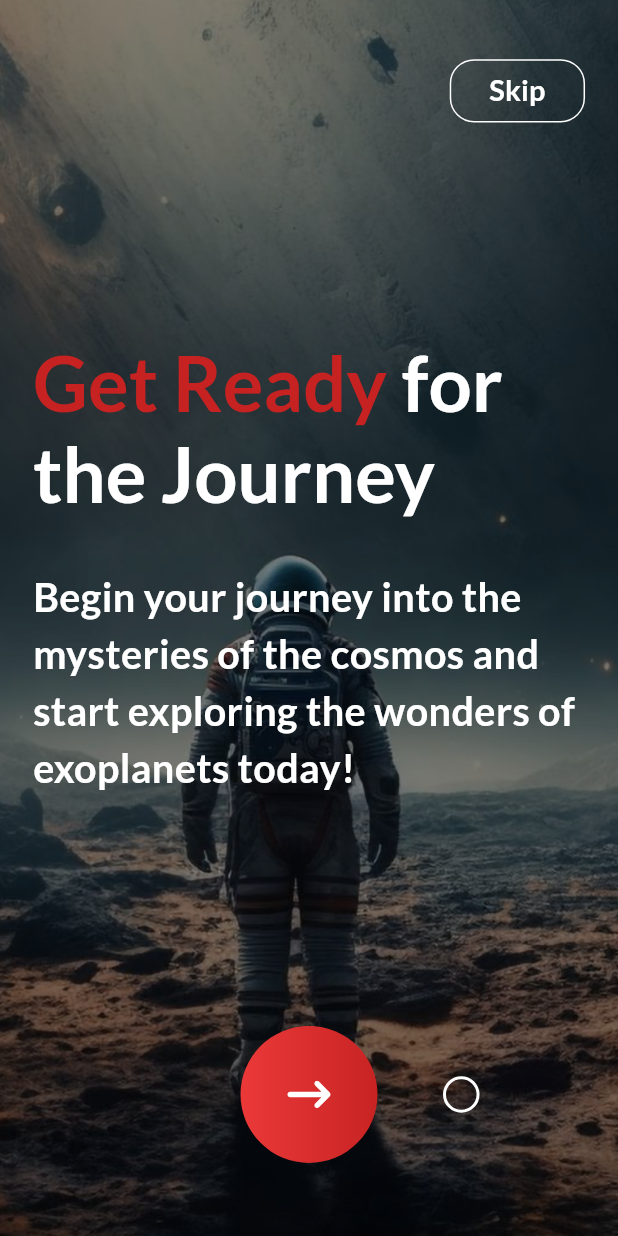
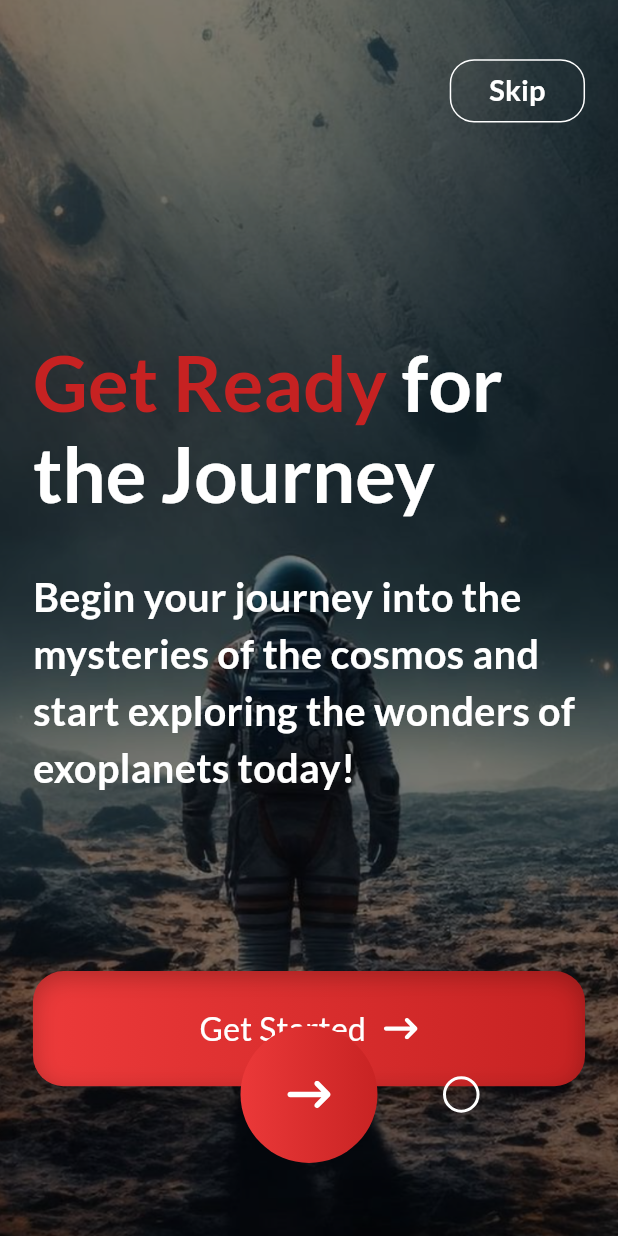
Before and after one commit to EslamElnady0/exo_planets, a Flutter app: the screen it shows after launch, swiped to page 4, on a phone screen of 412 x 824 dp. Run offline on Flutter 3.47's test engine with Material 3 defaults, Android fonts, the phone set to English and light mode, and no system bars; our stand-ins replace bloc, flutter_bloc, flutter_screenutil, flutter_svg, fluttertoast, shared_preferences.

Commit message:
onboarding ui done

```diff
--- a/lib/core/theme/app_text_styles.dart
+++ b/lib/core/theme/app_text_styles.dart
@@ -41,6 +41,11 @@ class AppTextStyles {
     fontWeight: FontWeight.w600,
     color: AppColors.white,
   );
+  static TextStyle font21WhiteW500 = LatoTextStyle(
+    fontSize: 21.sp,
+    fontWeight: FontWeight.w500,
+    color: AppColors.white,
+  );
   static TextStyle font50WhiteW600 = LatoTextStyle(
     fontSize: 50.sp,
     fontWeight: FontWeight.w600,
--- /dev/null
+++ b/lib/core/widgets/custom_button.dart
@@ -0,0 +1,53 @@
+import 'package:exo_planets/core/helpers/app_assets.dart';
+import 'package:exo_planets/core/helpers/spacing.dart';
+import 'package:exo_planets/core/theme/app_colors.dart';
+import 'package:exo_planets/core/widgets/inner_shadow.dart';
+import 'package:flutter/material.dart';
+import 'package:flutter/widgets.dart';
+import 'package:flutter_screenutil/flutter_screenutil.dart';
+import 'package:flutter_svg/svg.dart';
+
+import '../helpers/constants.dart';
+import '../theme/app_text_styles.dart';
+
+class CustomButton extends StatelessWidget {
+  final String text;
+  const CustomButton({super.key, required this.text});
+
+  @override
+  Widget build(BuildContext context) {
+    return InnerShadow(
+      shadows: [
+        BoxShadow(
+          offset: const Offset(0, 4),
+          blurRadius: 13,
+          color: AppColors.black.withOpacity(0.25),
+        )
+      ],
+      child: Container(
+        width: double.infinity,
+        padding: EdgeInsets.symmetric(vertical: 23.h),
+        decoration: BoxDecoration(
+          borderRadius: BorderRadius.circular(20.r),
+          gradient: Constants.customRedGradient,
+        ),
+        alignment: Alignment.center,
+        child: Row(
+          mainAxisSize: MainAxisSize.min,
+          children: [
+            Text(
+              text,
+              style: AppTextStyles.font21WhiteW500,
+            ),
+            hGap(10),
+            SvgPicture.asset(
+              AppAssets.arrowForward,
+              width: 22.w,
+              height: 14.h,
+            )
+          ],
+        ),
+      ),
+    );
+  }
+}
--- a/lib/features/onboarding/presentation/views/widgets/onboarding_page_body.dart
+++ b/lib/features/onboarding/presentation/views/widgets/onboarding_page_body.dart
@@ -4,6 +4,7 @@ import 'package:exo_planets/core/theme/app_text_styles.dart';
 import 'package:flutter/material.dart';
 import 'package:flutter_screenutil/flutter_screenutil.dart';
 
+import '../../../../../core/widgets/custom_button.dart';
 import 'onboarding_skip_button.dart';
 
 class OnBoardingPageBody extends StatelessWidget {
@@ -27,6 +28,11 @@ class OnBoardingPageBody extends StatelessWidget {
             style: AppTextStyles.font26WhiteW600,
           ),
           vGap(113.h),
+          index == 3
+              ? const CustomButton(
+                  text: "Get Started",
+                )
+              : const SizedBox.shrink()
         ],
       ),
     );
```
